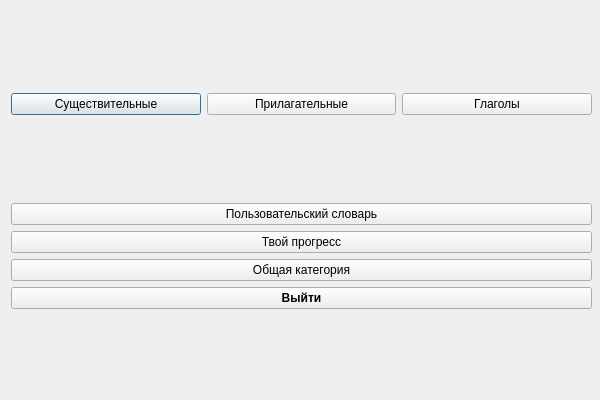
Above: Word-Flow/mainmenu.ui from timowka0304/Word-Flow before the change. Below: the same form after it.
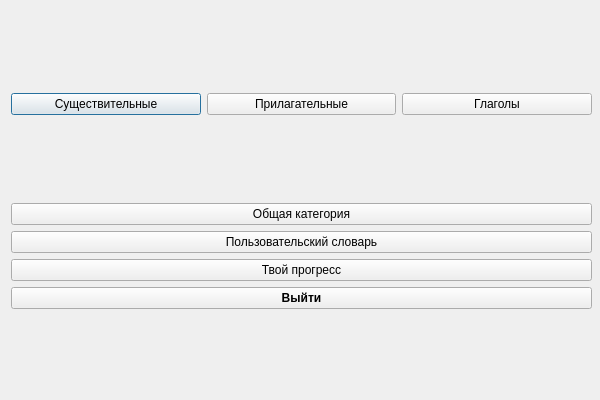
That is the form after the change.

```diff
--- a/Word-Flow/mainmenu.ui
+++ b/Word-Flow/mainmenu.ui
@@ -50,6 +50,13 @@
     </item>
     <item>
      <layout class="QVBoxLayout" name="verticalLayout">
+      <item>
+       <widget class="QPushButton" name="all_category_button">
+        <property name="text">
+         <string>Общая категория</string>
+        </property>
+       </widget>
+      </item>
       <item>
        <widget class="QPushButton" name="user_dic_button">
         <property name="text">
@@ -67,13 +74,6 @@
         </property>
        </widget>
       </item>
-      <item>
-       <widget class="QPushButton" name="all_category_button">
-        <property name="text">
-         <string>Общая категория</string>
-        </property>
-       </widget>
-      </item>
       <item>
        <widget class="QPushButton" name="exit_button">
         <property name="sizePolicy">
```
